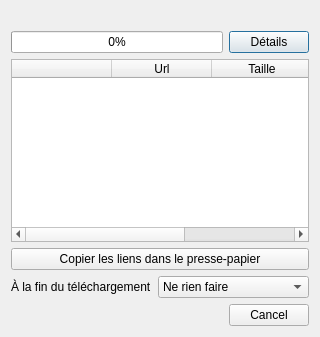
Before: the Qt Designer form ui/batchwindow.ui in XanderMld/imgbrd-grabber, drawn with Qt 5.
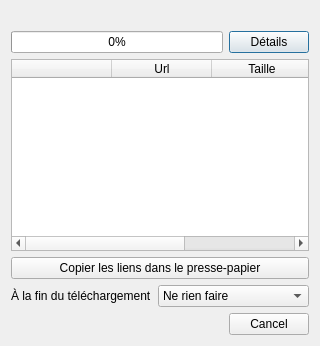
After: the same form once the commit is applied. Icons and pictures are not drawn.

```diff
--- a/ui/batchwindow.ui
+++ b/ui/batchwindow.ui
@@ -7,7 +7,7 @@
     <x>0</x>
     <y>0</y>
     <width>320</width>
-    <height>337</height>
+    <height>346</height>
    </rect>
   </property>
   <property name="sizePolicy">
@@ -132,6 +132,36 @@
         </property>
        </widget>
       </item>
+      <item>
+       <layout class="QFormLayout" name="formLayout">
+        <item row="0" column="0">
+         <widget class="QLabel" name="label">
+          <property name="text">
+           <string>À la fin du téléchargement</string>
+          </property>
+         </widget>
+        </item>
+        <item row="0" column="1">
+         <widget class="QComboBox" name="comboEnd">
+          <item>
+           <property name="text">
+            <string>Ne rien faire</string>
+           </property>
+          </item>
+          <item>
+           <property name="text">
+            <string>Ouvrir le lecteur CD</string>
+           </property>
+          </item>
+          <item>
+           <property name="text">
+            <string>Éteindre</string>
+           </property>
+          </item>
+         </widget>
+        </item>
+       </layout>
+      </item>
      </layout>
     </widget>
    </item>
@@ -163,36 +193,6 @@
      </item>
     </layout>
    </item>
-   <item row="3" column="0" colspan="3">
-    <layout class="QFormLayout" name="formLayout">
-     <item row="0" column="0">
-      <widget class="QLabel" name="label">
-       <property name="text">
-        <string>À la fin du téléchargement</string>
-       </property>
-      </widget>
-     </item>
-     <item row="0" column="1">
-      <widget class="QComboBox" name="comboEnd">
-       <item>
-        <property name="text">
-         <string>Ne rien faire</string>
-        </property>
-       </item>
-       <item>
-        <property name="text">
-         <string>Ouvrir le lecteur CD</string>
-        </property>
-       </item>
-       <item>
-        <property name="text">
-         <string>Éteindre</string>
-        </property>
-       </item>
-      </widget>
-     </item>
-    </layout>
-   </item>
   </layout>
  </widget>
  <resources>
```
